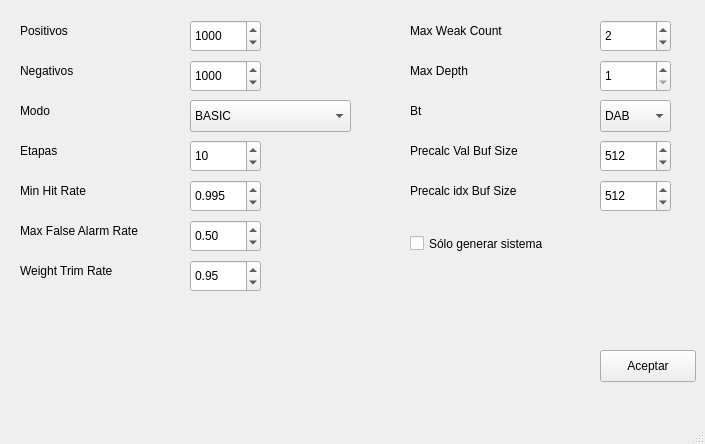
The window that src/gui/conf_haar.ui (IgnacioSRL/OpenCV_ML_Tool) describes before a commit, drawn with Qt 5.
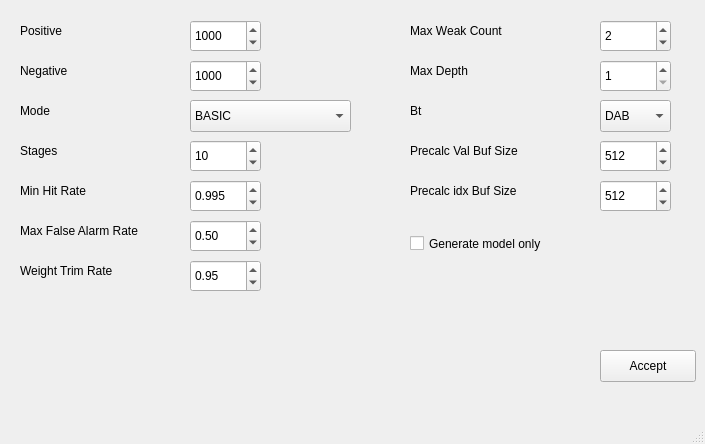
The same window after the commit.

What changed in the file:
```diff
--- a/src/gui/conf_haar.ui
+++ b/src/gui/conf_haar.ui
@@ -30,7 +30,7 @@
      </rect>
     </property>
     <property name="text">
-     <string>Positivos</string>
+     <string>Positive</string>
     </property>
    </widget>
    <widget class="QLabel" name="label_3">
@@ -43,7 +43,7 @@
      </rect>
     </property>
     <property name="text">
-     <string>Negativos</string>
+     <string>Negative</string>
     </property>
    </widget>
    <widget class="QSpinBox" name="Positivos">
@@ -94,7 +94,7 @@
      </rect>
     </property>
     <property name="text">
-     <string>Modo</string>
+     <string>Mode</string>
     </property>
    </widget>
    <widget class="QLabel" name="label_6">
@@ -107,7 +107,7 @@
      </rect>
     </property>
     <property name="text">
-     <string>Etapas</string>
+     <string>Stages</string>
     </property>
    </widget>
    <widget class="QSpinBox" name="Etapas">
@@ -437,7 +437,7 @@
      </rect>
     </property>
     <property name="text">
-     <string>Aceptar</string>
+     <string>Accept</string>
     </property>
    </widget>
    <widget class="QCheckBox" name="Entrenar">
@@ -450,7 +450,7 @@
      </rect>
     </property>
     <property name="text">
-     <string>Sólo generar sistema</string>
+     <string>Generate model only</string>
     </property>
    </widget>
   </widget>
```
Left out of the diff: 2 changed lines with no effect on the pictures.
